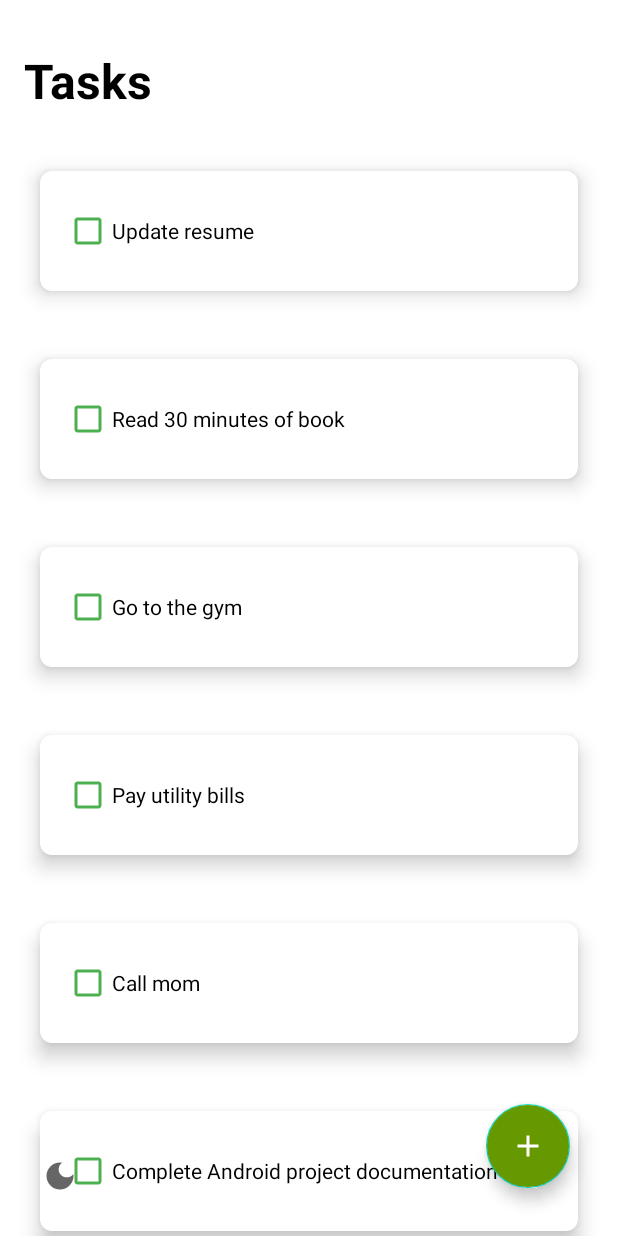
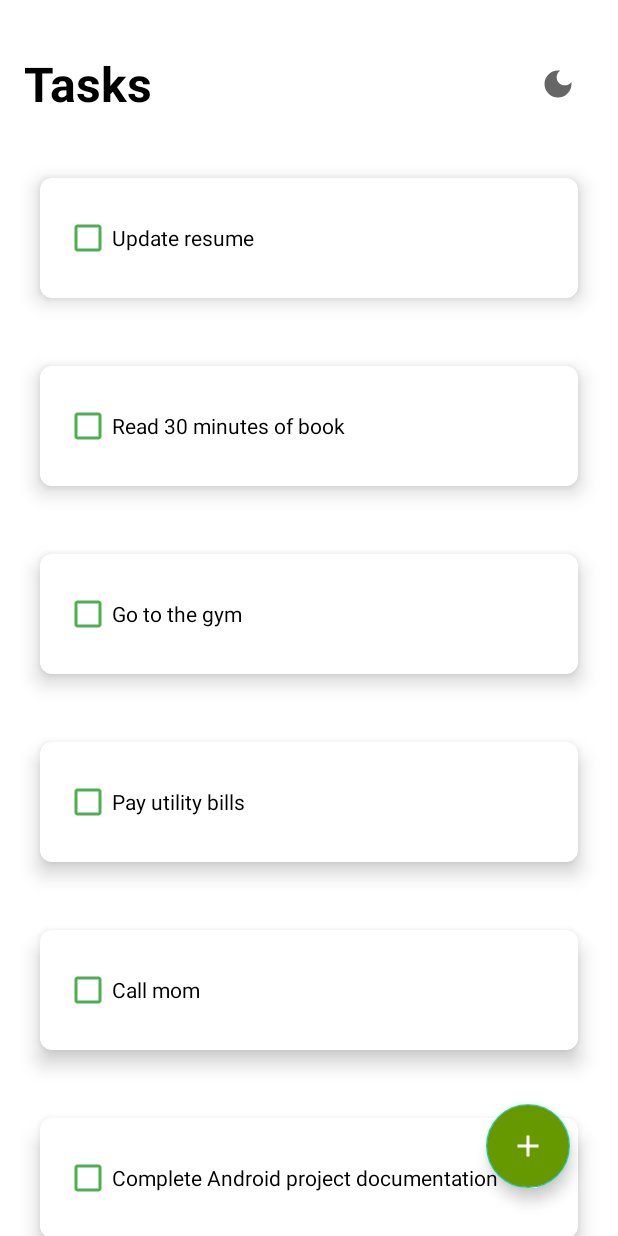
Before and after one commit to Omar7001-B/todo-abbas, an Android app: the screen it shows after launch (MainActivity), on a phone screen of 412 x 824 dp. Run offline under Robolectric (Android 15) with nearby library versions, the phone set to English and light mode, and no system bars.

Commit message:
🤍 style: Relocate theme toggle button to header
- Move dark/light mode toggle from bottom left to header
- Position toggle button at the right of "Tasks" title
- Add proper layout weights and margins for alignment
- Improve header layout structure with LinearLayout
- Clean up redundant layout attributes

```diff
--- a/app/src/main/res/layout/activity_main.xml
+++ b/app/src/main/res/layout/activity_main.xml
@@ -6,26 +6,45 @@
     xmlns:app="http://schemas.android.com/apk/res-auto"
     tools:context=".MainActivity">
 
-    <TextView
-        android:id="@+id/textView"
-        android:layout_width="wrap_content"
+    <LinearLayout
+        android:id="@+id/headerLayout"
+        android:layout_width="match_parent"
         android:layout_height="wrap_content"
-        android:textStyle="bold"
-        android:text="Tasks"
-        android:textColor="?attr/colorOnSurface"
+        android:orientation="horizontal"
+        android:gravity="center_vertical"
         android:layout_marginStart="16dp"
-        android:layout_marginBottom="16dp"
+        android:layout_marginEnd="16dp"
         android:layout_marginTop="32dp"
-        android:textSize="32sp"/>
+        android:layout_marginBottom="16dp">
+
+        <TextView
+            android:id="@+id/textView"
+            android:layout_width="0dp"
+            android:layout_height="wrap_content"
+            android:layout_weight="1"
+            android:textStyle="bold"
+            android:text="Tasks"
+            android:textColor="?attr/colorOnSurface"
+            android:textSize="32sp"/>
+
+        <ImageButton
+            android:id="@+id/darkModeButton"
+            android:layout_width="48dp"
+            android:layout_height="48dp"
+            android:background="?attr/selectableItemBackgroundBorderless"
+            android:contentDescription="Toggle dark mode"
+            android:padding="12dp"
+            android:src="@drawable/ic_moon" />
+
+    </LinearLayout>
 
     <androidx.recyclerview.widget.RecyclerView
         android:id="@+id/tasksRecyclerView"
         android:layout_width="match_parent"
         android:layout_height="wrap_content"
-        android:layout_below="@+id/textView"
+        android:layout_below="@+id/headerLayout"
         app:layoutManager="androidx.recyclerview.widget.LinearLayoutManager"
-        android:nestedScrollingEnabled="true"
-        />
+        android:nestedScrollingEnabled="true"/>
 
     <com.google.android.material.floatingactionbutton.FloatingActionButton
         android:id="@+id/fab"
@@ -36,20 +55,6 @@
         android:layout_margin="32dp"
         android:backgroundTint="@android:color/holo_green_dark"
         android:src="@drawable/baseline_add"
-        app:tint="@android:color/white"
-        />
-
-    <ImageButton
-        android:id="@+id/darkModeButton"
-        android:layout_width="48dp"
-        android:layout_height="48dp"
-        android:layout_alignParentStart="true"
-        android:layout_alignParentBottom="true"
-        android:layout_margin="16dp"
-        android:background="?attr/selectableItemBackgroundBorderless"
-        android:contentDescription="Toggle dark mode"
-        android:src="@drawable/ic_moon"
-        android:padding="12dp"/>
-
+        app:tint="@android:color/white"/>
 
 </RelativeLayout>
```
